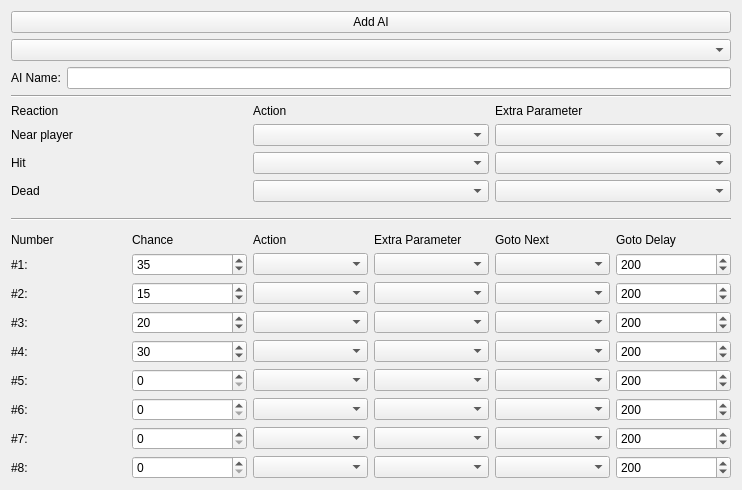
First picture: the form in editor/mainwindow_tab/artificial_inteligence_tab.ui, repository protoman/rockbot, before the edit.
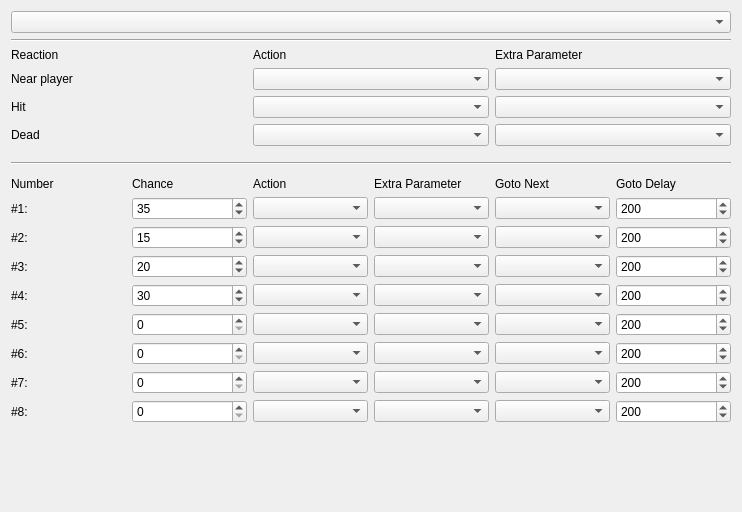
Second picture: the form after the edit.

Commit message: - edit Phantom stage

Diff of the .ui file:
```diff
--- a/editor/mainwindow_tab/artificial_inteligence_tab.ui
+++ b/editor/mainwindow_tab/artificial_inteligence_tab.ui
@@ -7,31 +7,31 @@
     <x>0</x>
     <y>0</y>
     <width>742</width>
-    <height>470</height>
+    <height>512</height>
    </rect>
   </property>
   <property name="windowTitle">
    <string>Form</string>
   </property>
   <layout class="QGridLayout" name="gridLayout">
-   <item row="5" column="1">
+   <item row="3" column="1">
     <widget class="Line" name="line">
      <property name="orientation">
       <enum>Qt::Horizontal</enum>
      </property>
     </widget>
    </item>
-   <item row="1" column="1">
+   <item row="0" column="1">
     <widget class="QComboBox" name="ai_selector"/>
    </item>
-   <item row="3" column="1">
+   <item row="1" column="1">
     <widget class="Line" name="line_2">
      <property name="orientation">
       <enum>Qt::Horizontal</enum>
      </property>
     </widget>
    </item>
-   <item row="6" column="1">
+   <item row="4" column="1">
     <layout class="QGridLayout" name="gridLayout_2">
      <property name="topMargin">
       <number>6</number>
@@ -356,7 +356,7 @@
      </item>
     </layout>
    </item>
-   <item row="4" column="1">
+   <item row="2" column="1">
     <layout class="QGridLayout" name="gridLayout_5">
      <property name="bottomMargin">
       <number>10</number>
@@ -423,7 +423,7 @@
      </item>
     </layout>
    </item>
-   <item row="9" column="1">
+   <item row="7" column="1">
     <spacer name="verticalSpacer">
      <property name="orientation">
       <enum>Qt::Vertical</enum>
@@ -436,34 +436,6 @@
      </property>
     </spacer>
    </item>
-   <item row="2" column="1">
-    <layout class="QHBoxLayout" name="horizontalLayout">
-     <item>
-      <widget class="QLabel" name="label_2">
-       <property name="text">
-        <string>AI Name:</string>
-       </property>
-      </widget>
-     </item>
-     <item>
-      <widget class="QLineEdit" name="ai_name">
-       <property name="text">
-        <string/>
-       </property>
-       <property name="maxLength">
-        <number>30</number>
-       </property>
-      </widget>
-     </item>
-    </layout>
-   </item>
-   <item row="0" column="1">
-    <widget class="QPushButton" name="pushButton">
-     <property name="text">
-      <string>Add AI</string>
-     </property>
-    </widget>
-   </item>
   </layout>
  </widget>
  <resources/>
```
The commit also changes 17 other files.
